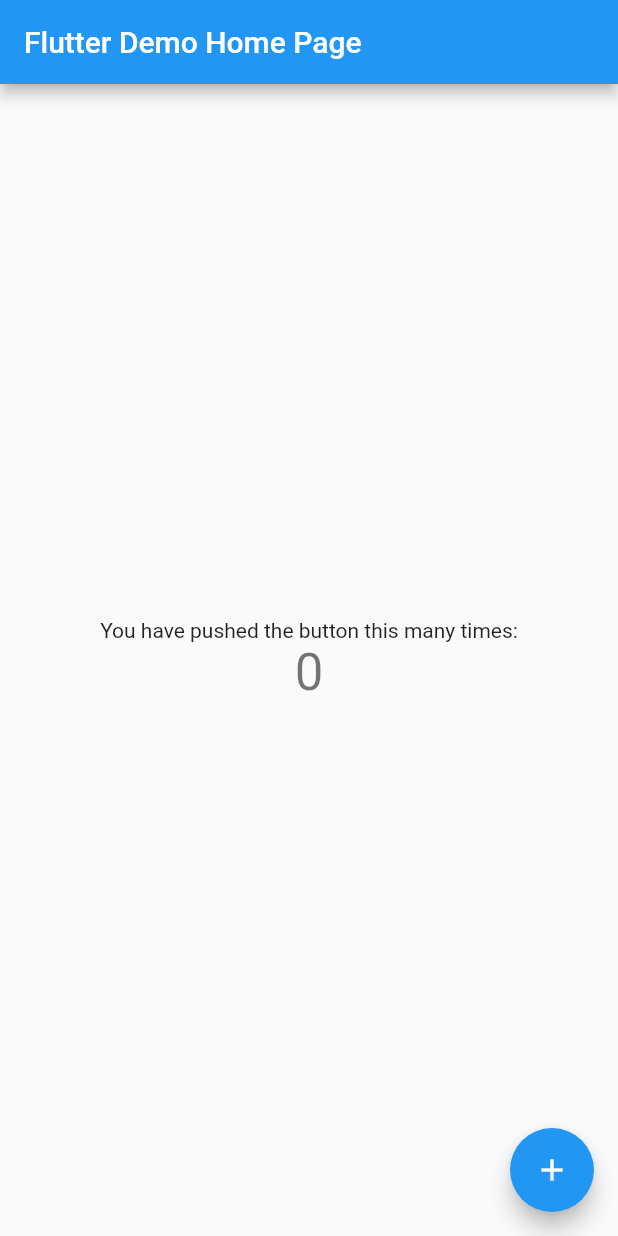
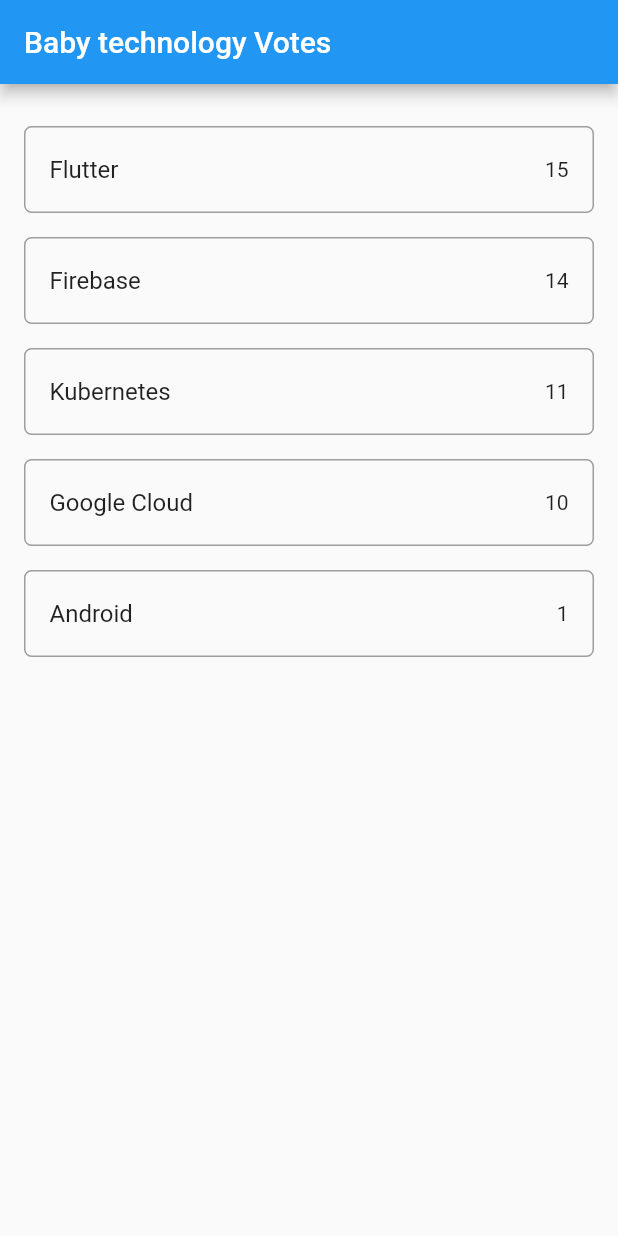
Before and after one commit to Hamzablm/flutter_firebase_INPT, a Flutter app: the screen it shows after launch, on a phone screen of 412 x 824 dp. Run offline on Flutter 3.47's test engine with Material 2 defaults, Android fonts, the phone set to English and light mode, and no system bars; our stand-ins replace cloud_firestore; accounts and stored records are empty.

Commit message:
Adding the user interface

```diff
--- a/lib/main.dart
+++ b/lib/main.dart
@@ -1,111 +1,89 @@
+import 'package:cloud_firestore/cloud_firestore.dart';
 import 'package:flutter/material.dart';
 
 void main() => runApp(MyApp());
 
+final dummySnapshot = [
+  {"technology": "Flutter", "votes": 15},
+  {"technology": "Firebase", "votes": 14},
+  {"technology": "Kubernetes", "votes": 11},
+  {"technology": "Google Cloud", "votes": 10},
+  {"technology": "Android", "votes": 1},
+];
+
 class MyApp extends StatelessWidget {
-  // This widget is the root of your application.
   @override
   Widget build(BuildContext context) {
     return MaterialApp(
-      title: 'Flutter Demo',
-      theme: ThemeData(
-        // This is the theme of your application.
-        //
-        // Try running your application with "flutter run". You'll see the
-        // application has a blue toolbar. Then, without quitting the app, try
-        // changing the primarySwatch below to Colors.green and then invoke
-        // "hot reload" (press "r" in the console where you ran "flutter run",
-        // or simply save your changes to "hot reload" in a Flutter IDE).
-        // Notice that the counter didn't reset back to zero; the application
-        // is not restarted.
-        primarySwatch: Colors.blue,
-      ),
-      home: MyHomePage(title: 'Flutter Demo Home Page'),
+      title: 'technologies',
+      home: MyHomePage(),
     );
   }
 }
 
 class MyHomePage extends StatefulWidget {
-  MyHomePage({Key key, this.title}) : super(key: key);
-
-  // This widget is the home page of your application. It is stateful, meaning
-  // that it has a State object (defined below) that contains fields that affect
-  // how it looks.
-
-  // This class is the configuration for the state. It holds the values (in this
-  // case the title) provided by the parent (in this case the App widget) and
-  // used by the build method of the State. Fields in a Widget subclass are
-  // always marked "final".
-
-  final String title;
-
   @override
-  _MyHomePageState createState() => _MyHomePageState();
+  _MyHomePageState createState() {
+    return _MyHomePageState();
+  }
 }
 
 class _MyHomePageState extends State<MyHomePage> {
-  int _counter = 0;
-
-  void _incrementCounter() {
-    setState(() {
-      // This call to setState tells the Flutter framework that something has
-      // changed in this State, which causes it to rerun the build method below
-      // so that the display can reflect the updated values. If we changed
-      // _counter without calling setState(), then the build method would not be
-      // called again, and so nothing would appear to happen.
-      _counter++;
-    });
+  @override
+  Widget build(BuildContext context) {
+    return Scaffold(
+      appBar: AppBar(title: Text('Baby technology Votes')),
+      body: _buildBody(context),
+    );
   }
 
-  @override
-  Widget build(BuildContext context) {
-    // This method is rerun every time setState is called, for instance as done
-    // by the _incrementCounter method above.
-    //
-    // The Flutter framework has been optimized to make rerunning build methods
-    // fast, so that you can just rebuild anything that needs updating rather
-    // than having to individually change instances of widgets.
-    return Scaffold(
-      appBar: AppBar(
-        // Here we take the value from the MyHomePage object that was created by
-        // the App.build method, and use it to set our appbar title.
-        title: Text(widget.title),
-      ),
-      body: Center(
-        // Center is a layout widget. It takes a single child and positions it
-        // in the middle of the parent.
-        child: Column(
-          // Column is also layout widget. It takes a list of children and
-          // arranges them vertically. By default, it sizes itself to fit its
-          // children horizontally, and tries to be as tall as its parent.
-          //
-          // Invoke "debug painting" (press "p" in the console, choose the
-          // "Toggle Debug Paint" action from the Flutter Inspector in Android
-          // Studio, or the "Toggle Debug Paint" command in Visual Studio Code)
-          // to see the wireframe for each widget.
-          //
-          // Column has various properties to control how it sizes itself and
-          // how it positions its children. Here we use mainAxisAlignment to
-          // center the children vertically; the main axis here is the vertical
-          // axis because Columns are vertical (the cross axis would be
-          // horizontal).
-          mainAxisAlignment: MainAxisAlignment.center,
-          children: <Widget>[
-            Text(
-              'You have pushed the button this many times:',
-            ),
-            Text(
-              '$_counter',
-              style: Theme.of(context).textTheme.display1,
-            ),
-          ],
+  Widget _buildBody(BuildContext context) {
+    // TODO: get actual snapshot from Cloud Firestore
+    return _buildList(context, dummySnapshot);
+  }
+
+  Widget _buildList(BuildContext context, List<Map> snapshot) {
+    return ListView(
+      padding: const EdgeInsets.only(top: 20.0),
+      children: snapshot.map((data) => _buildListItem(context, data)).toList(),
+    );
+  }
+
+  Widget _buildListItem(BuildContext context, Map data) {
+    final record = Record.fromMap(data);
+
+    return Padding(
+      key: ValueKey(record.technology),
+      padding: const EdgeInsets.symmetric(horizontal: 16.0, vertical: 8.0),
+      child: Container(
+        decoration: BoxDecoration(
+          border: Border.all(color: Colors.grey),
+          borderRadius: BorderRadius.circular(5.0),
+        ),
+        child: ListTile(
+          title: Text(record.technology),
+          trailing: Text(record.votes.toString()),
+          onTap: () => print(record),
         ),
       ),
-      floatingActionButton: FloatingActionButton(
-        onPressed: _incrementCounter,
-        tooltip: 'Increment',
-        child: Icon(Icons.add),
-      ), // This trailing comma makes auto-formatting nicer for build methods.
     );
   }
 }
+
+class Record {
+  final String technology;
+  final int votes;
+  final DocumentReference reference;
+
+  Record.fromMap(Map<String, dynamic> map, {this.reference})
+      : assert(map['technology'] != null),
+        assert(map['votes'] != null),
+        technology = map['technology'],
+        votes = map['votes'];
+
+  Record.fromSnapshot(DocumentSnapshot snapshot)
+      : this.fromMap(snapshot.data, reference: snapshot.reference);
+
+  @override
+  String toString() => "Record<$technology:$votes>";
+}
```
